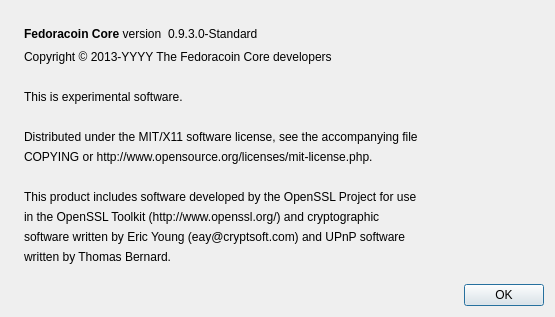
fedoracoin-dev/fedoracoin, file src/qt/forms/aboutdialog.ui: the form before one commit.
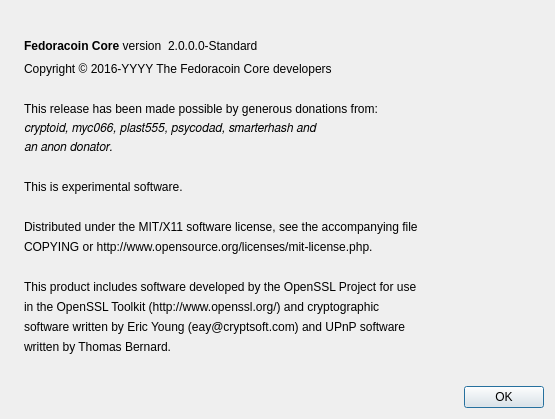
The form after the commit. Icons and pictures are not drawn.

Commit message: Added donator list

The edit to the form file:
```diff
--- a/src/qt/forms/aboutdialog.ui
+++ b/src/qt/forms/aboutdialog.ui
@@ -7,7 +7,7 @@
     <x>0</x>
     <y>0</y>
     <width>555</width>
-    <height>317</height>
+    <height>419</height>
    </rect>
   </property>
   <property name="windowTitle">
@@ -63,7 +63,7 @@
           <cursorShape>IBeamCursor</cursorShape>
          </property>
          <property name="text">
-          <string notr="true">0.9.3.0-Standard</string>
+          <string notr="true">2.0.0.0-Standard</string>
          </property>
          <property name="textInteractionFlags">
           <set>Qt::LinksAccessibleByMouse|Qt::TextSelectableByKeyboard|Qt::TextSelectableByMouse</set>
@@ -91,7 +91,7 @@
         <cursorShape>IBeamCursor</cursorShape>
        </property>
        <property name="text">
-        <string notr="true">Copyright &amp;copy; 2013-YYYY The Fedoracoin Core developers</string>
+        <string notr="true">Copyright &amp;copy; 2016-YYYY The Fedoracoin Core developers</string>
        </property>
        <property name="textFormat">
         <enum>Qt::RichText</enum>
@@ -101,6 +101,48 @@
        </property>
       </widget>
      </item>
+     <item>
+      <widget class="QLabel" name="label_8">
+       <property name="text">
+        <string/>
+       </property>
+      </widget>
+     </item>
+     <item>
+      <widget class="QLabel" name="label_14">
+       <property name="text">
+        <string>This release has been made possible by generous donations from:</string>
+       </property>
+      </widget>
+     </item>
+     <item>
+      <widget class="QLabel" name="label_15">
+       <property name="font">
+        <font>
+         <family>FreeSans</family>
+         <italic>true</italic>
+        </font>
+       </property>
+       <property name="text">
+        <string>cryptoid, myc066, plast555, psycodad, smarterhash and</string>
+       </property>
+      </widget>
+     </item>
+     <item>
+      <widget class="QLabel" name="label_16">
+       <property name="font">
+        <font>
+         <family>FreeSans</family>
+         <weight>50</weight>
+         <italic>true</italic>
+         <bold>false</bold>
+        </font>
+       </property>
+       <property name="text">
+        <string>an anon donator.</string>
+       </property>
+      </widget>
+     </item>
      <item>
       <widget class="QLabel" name="label_11">
        <property name="text">
@@ -110,6 +152,11 @@
      </item>
      <item>
       <widget class="QLabel" name="label_2">
+       <property name="font">
+        <font>
+         <pointsize>9</pointsize>
+        </font>
+       </property>
        <property name="cursor">
         <cursorShape>IBeamCursor</cursorShape>
        </property>
@@ -133,6 +180,11 @@
      </item>
      <item>
       <widget class="QLabel" name="label_3">
+       <property name="font">
+        <font>
+         <pointsize>9</pointsize>
+        </font>
+       </property>
        <property name="text">
         <string>Distributed under the MIT/X11 software license, see the accompanying file</string>
        </property>
@@ -140,6 +192,11 @@
      </item>
      <item>
       <widget class="QLabel" name="label_6">
+       <property name="font">
+        <font>
+         <pointsize>9</pointsize>
+        </font>
+       </property>
        <property name="text">
         <string>COPYING or http://www.opensource.org/licenses/mit-license.php.</string>
        </property>
@@ -154,6 +211,11 @@
      </item>
      <item>
       <widget class="QLabel" name="label_5">
+       <property name="font">
+        <font>
+         <pointsize>9</pointsize>
+        </font>
+       </property>
        <property name="text">
         <string>This product includes software developed by the OpenSSL Project for use</string>
        </property>
@@ -161,6 +223,11 @@
      </item>
      <item>
       <widget class="QLabel" name="label_7">
+       <property name="font">
+        <font>
+         <pointsize>9</pointsize>
+        </font>
+       </property>
        <property name="text">
         <string>in the OpenSSL Toolkit (http://www.openssl.org/) and cryptographic</string>
        </property>
@@ -168,6 +235,11 @@
      </item>
      <item>
       <widget class="QLabel" name="label_9">
+       <property name="font">
+        <font>
+         <pointsize>9</pointsize>
+        </font>
+       </property>
        <property name="text">
         <string>software written by Eric Young (eay@cryptsoft.com) and UPnP software</string>
        </property>
@@ -175,6 +247,11 @@
      </item>
      <item>
       <widget class="QLabel" name="label_10">
+       <property name="font">
+        <font>
+         <pointsize>9</pointsize>
+        </font>
+       </property>
        <property name="text">
         <string>written by Thomas Bernard.</string>
        </property>
```
